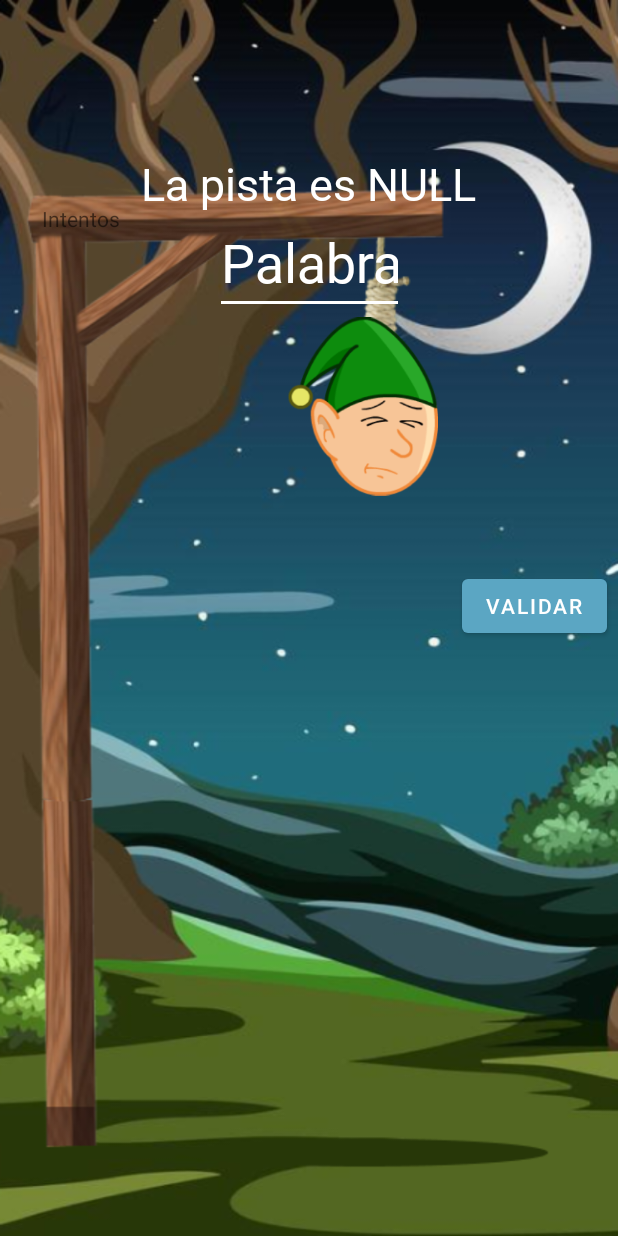
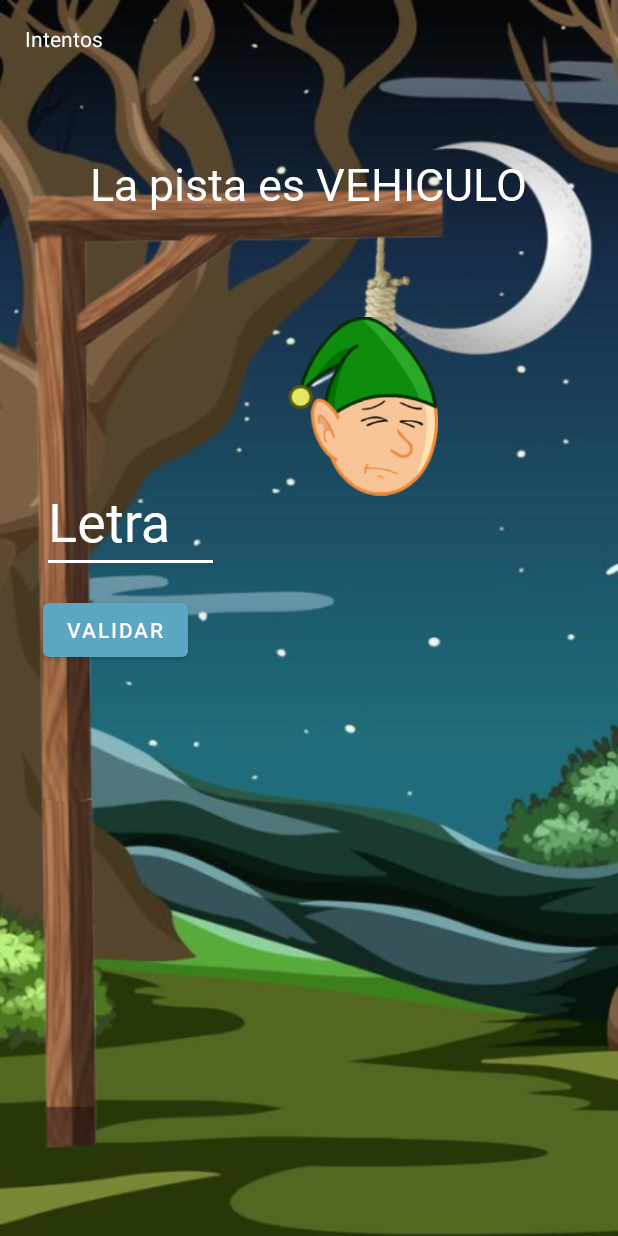
Before and after one commit to alycastro22/JuegoAhorcado, an Android app: the PantallaJuego screen opened directly, with no data from a screen before it, after a tap on "VALIDAR", on a phone screen of 412 x 824 dp. Run offline under Robolectric (Android 15) with nearby library versions, the phone set to English and light mode, and no system bars; 1 statement that could not run was skipped.

Commit message:
agrege lo de separar por letras

```diff
--- a/app/src/main/java/hn/edu/ujcv/pdm_proyecto1_i_p1_juegoahorcado/PantallaAdivinar.kt
+++ b/app/src/main/java/hn/edu/ujcv/pdm_proyecto1_i_p1_juegoahorcado/PantallaAdivinar.kt
@@ -18,13 +18,15 @@ class PantallaAdivinar: AppCompatActivity() {
     }
 
     fun guardarpalabra() {
-
-        val intent  = Intent(this, PantallaJuego::class.java)
-        intent.putExtra("Palabra", idTxtPalabra.text.toString())
-        intent.putExtra("pista", idTxtPista.text.toString())
-        startActivity(intent)
-        Toast.makeText(this, "Palabra agregada con éxito", Toast.LENGTH_SHORT).show()
-
+        if (idTxtPalabra.text.isNotEmpty() && idTxtPista.text.isNotEmpty()) {
+            val intent = Intent(this, PantallaJuego::class.java)
+            intent.putExtra("Palabra", idTxtPalabra.text.toString())
+            intent.putExtra("pista", idTxtPista.text.toString())
+            startActivity(intent)
+            Toast.makeText(this, "Palabra agregada con éxito", Toast.LENGTH_SHORT).show()
+        }else{
+            Toast.makeText(this, "Llena los campos", Toast.LENGTH_LONG).show()
+        }
     }
 
 }
--- a/app/src/main/java/hn/edu/ujcv/pdm_proyecto1_i_p1_juegoahorcado/PantallaJuego.kt
+++ b/app/src/main/java/hn/edu/ujcv/pdm_proyecto1_i_p1_juegoahorcado/PantallaJuego.kt
@@ -14,19 +14,23 @@ import java.util.regex.Matcher
 import java.util.regex.Pattern
 
 class PantallaJuego : AppCompatActivity() {
-    private val palabra = mutableMapOf<String, String>("araña" to "Animal 8 patas",  "raton" to "Animal 2 patas ")
-    //"carro" to "Vehiculo", "perro" to "Mascota", "rojo" to "Color Pasión", "domingo" to "Día de descanso", "luna" to "satelite natural de la tierra", "año" to "tiene 365 días ")
-    private var palabrax=""
-    private var pistax= ""
+    var palabra = mutableMapOf<String,String>("araña" to "Animal 8 patas", "semana" to "Tiene 7 días", "julio" to "Septimo Mes", "cancion" to "Melodia y ritmo", "araña" to "Animal 8 patas ",
+            "carro" to "Vehiculo", "perro" to "Mascota", "rojo" to "Color Pasión", "domingo" to "Día de descanso", "luna" to "satelite natural de la tierra", "año" to "tiene 365 días ")
+    private var palabrax = ""
+    private var pistax = ""
     private var intentos = 6
     private var partecuerpo = 0
+    private var numcorr = 0
+    private var numchar = 0
+    var correcto = false
+
+
     override fun onCreate(savedInstanceState: Bundle?) {
         super.onCreate(savedInstanceState)
         setContentView(R.layout.activity_pantalla_juego)
         agregarPalabra()
         mostrarpista(palabra)
         btnValidar.setOnClickListener{Validar(palabra)}
-
 
 
     }
@@ -36,41 +40,17 @@ class PantallaJuego : AppCompatActivity() {
         val palabraN = bundle?.get("Palabra")
         val pistaN = bundle?.get("pista")
         palabra.put(palabraN.toString(), pistaN.toString())
-        palabra.put("linea", "recta")
+
         palabrax = palabra.keys.random()
-        pistax= palabra.getValue(palabrax)
+        pistax = palabra.getValue(palabrax)
+
     }
 
 
+     fun mostrarpista(mutableMap: MutableMap<String, String>){
+         palabrax = palabra.keys.random()
+         pistax = palabra.getValue(palabrax)
 
-     fun mostrarpista(mutableMap: MutableMap<String, String>){
-         val lista : ArrayList<String>? = intent.getStringArrayListExtra("Lista")
-         val listaPalabra : ArrayList<String>? = intent.getStringArrayListExtra("listapa")
-
-         val pista = ArrayList<String>()
-         pista.add("Animal de 8 patas")
-         pista.add("Tiene 7 días")
-         pista.add("Septimo Mes")
-         pista.add("Tiene melodía y ritmo")
-         pista.add("Vehiculo")
-         pista.add("Mascota")
-         pista.add(lista.toString())
-
-         val palabras = ArrayList<String>()
-         palabras.add("Araña")
-         palabras.add("Semana")
-         palabras.add("Julio")
-         palabras.add("Cancion")
-         palabras.add("Carro")
-         palabras.add("Perro")
-         palabras.add(listaPalabra.toString())
-
-         /*val bundle = intent.extras
-         val palabraN = bundle?.get("Palabra")
-         val pistaN = bundle?.get("pista")
-         palabra.put(palabraN.toString(), pistaN.toString())*/
-         palabrax = palabra.keys.random()
-         pistax= palabra.getValue(palabrax)
         txtPista.text = getString(R.string.Pista1, pistax)
 
     }
@@ -78,12 +58,31 @@ class PantallaJuego : AppCompatActivity() {
 
     fun Validar(mutableMap: MutableMap<String, String>) {
 
+        numchar = palabrax.length
 
-        if (txtpalabra.text.toString().equals(palabrax)) {
+        /*for (palabraChar in palabrax){
+            val palabraChar : CharArray = palabrax.toCharArray()
+            println(palabraChar[0])
+
+        }*/
+        for (letra in palabrax){
+            var letrausaruio = txtpalabra.text.last()
+            if (letra.equals(letrausaruio)){
+                correcto = true
+                txtvMostrarPalabra.setText(letra.toString())
+                partecuerpo= partecuerpo + 0
+                numcorr++
+                println(numcorr)
+                println(palabrax.length)
+            }
+        }
+        if (correcto) {
+            if (numcorr == numchar) {
                 val ganar = Intent(this, PantallaGanaste::class.java)
                 startActivity(ganar)
-            partecuerpo--
+                //partecuerpo--
                 limpiar()
+            }
         }
         if (partecuerpo<intentos){
             partecuerpo++
@@ -132,11 +131,12 @@ class PantallaJuego : AppCompatActivity() {
     }
 
     }
+
+
+
     fun limpiar(){
         txtpalabra.text.clear()
     }
-
-
 
 
     /* fun validarletra(): Boolean{
--- a/app/src/main/res/layout/activity_pantalla_juego.xml
+++ b/app/src/main/res/layout/activity_pantalla_juego.xml
@@ -100,9 +100,9 @@
 
     <EditText
         android:id="@+id/txtpalabra"
-        android:layout_width="wrap_content"
-        android:layout_height="wrap_content"
-        android:layout_marginTop="140dp"
+        android:layout_width="118dp"
+        android:layout_height="66dp"
+        android:layout_marginTop="316dp"
         android:autofillHints=""
         android:backgroundTint="@color/white"
         android:ems="3"
@@ -113,6 +113,7 @@
         android:textColorHint="@color/white"
         android:textSize="36sp"
         app:layout_constraintEnd_toEndOf="parent"
+        app:layout_constraintHorizontal_bias="0.095"
         app:layout_constraintStart_toStartOf="parent"
         app:layout_constraintTop_toTopOf="parent" />
 
@@ -120,9 +121,11 @@
         android:id="@+id/btnValidar"
         android:layout_width="wrap_content"
         android:layout_height="wrap_content"
-        android:layout_marginStart="308dp"
-        android:layout_marginTop="380dp"
+        android:layout_marginStart="28dp"
+        android:layout_marginTop="396dp"
+        android:layout_marginEnd="286dp"
         android:text="@string/validar"
+        app:layout_constraintEnd_toEndOf="parent"
         app:layout_constraintStart_toStartOf="parent"
         app:layout_constraintTop_toTopOf="parent" />
 
@@ -130,9 +133,29 @@
         android:id="@+id/txvIntento"
         android:layout_width="55dp"
         android:layout_height="18dp"
-        android:layout_marginStart="28dp"
-        android:layout_marginTop="136dp"
+        android:layout_marginStart="16dp"
+        android:layout_marginTop="16dp"
+        android:layout_marginEnd="340dp"
         android:text="@string/intentos"
+        android:textColor="@color/white"
+        app:layout_constraintEnd_toEndOf="parent"
+        app:layout_constraintStart_toStartOf="parent"
+        app:layout_constraintTop_toTopOf="parent" />
+
+    <TextView
+        android:id="@+id/txtvMostrarPalabra"
+        android:layout_width="wrap_content"
+        android:layout_height="wrap_content"
+        android:layout_marginStart="173dp"
+        android:layout_marginTop="148dp"
+        android:layout_marginEnd="180dp"
+        android:autofillHints=""
+        android:backgroundTint="@color/white"
+        android:textColor="@color/white"
+        android:textColorHint="@color/white"
+        android:textSize="24sp"
+        app:layout_constraintEnd_toEndOf="parent"
+        app:layout_constraintHorizontal_bias="0.741"
         app:layout_constraintStart_toStartOf="parent"
         app:layout_constraintTop_toTopOf="parent" />
 
--- a/app/src/main/res/values/strings.xml
+++ b/app/src/main/res/values/strings.xml
@@ -15,7 +15,7 @@
     <string name="TxtPalabra">Nube</string>
     <string name="Pista1">La pista es %S </string>
     <string name="intento">Intento %S </string>
-    <string name="palabra">Palabra</string>
+    <string name="palabra">Letra</string>
     <string name="validar">Validar</string>
     <string name="intentos">Intentos</string>
 </resources>
```
Lines whose indentation alone changed are shown as unchanged.
